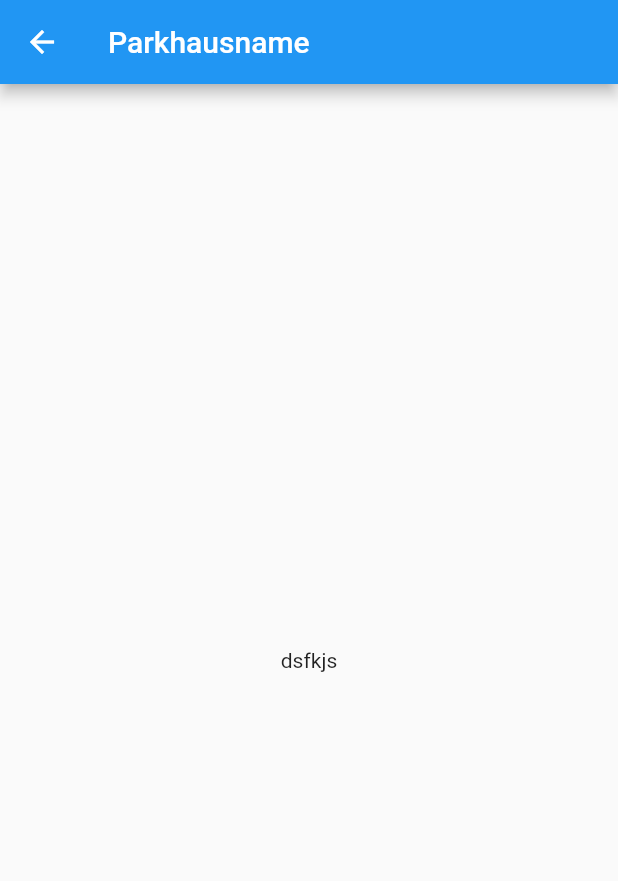
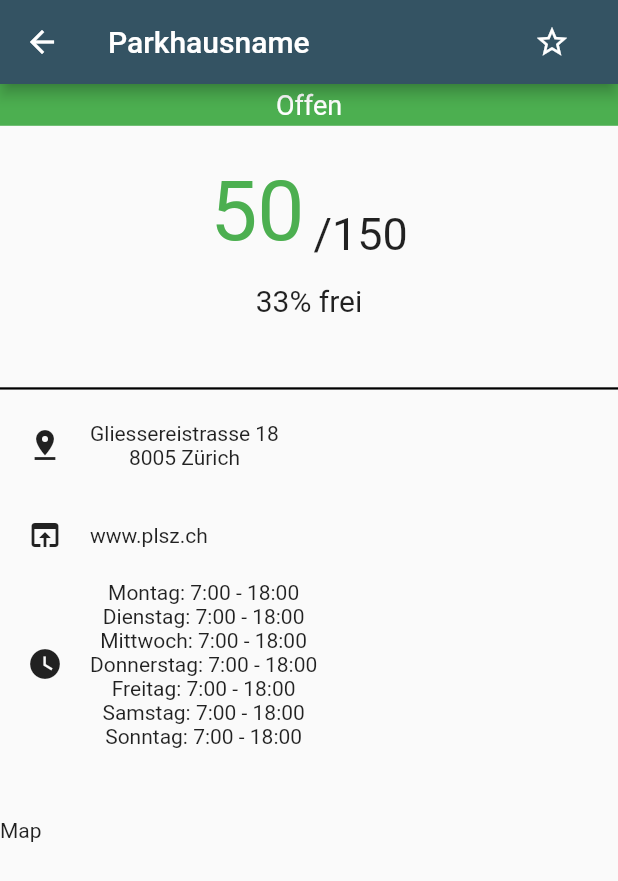
Before and after one commit to zperee/CarPar_app, a Flutter app: the screen it shows after launch, after a tap on "test", on a phone screen of 412 x 824 dp. Shown: the top 881 px of the screen. Run offline on Flutter 3.47's test engine with Material 2 defaults, Android fonts, the phone set to English and light mode, and no system bars.

Commit message:
started implementing parking detail page

```diff
--- a/lib/main.dart
+++ b/lib/main.dart
@@ -11,10 +11,30 @@ class CarParApp extends StatelessWidget {
     return MaterialApp(
       title: 'CarPar',
       theme: ThemeData(
-        primarySwatch: Colors.blue,
+        primarySwatch: createMaterialColor(Color(0xff345363)),
         visualDensity: VisualDensity.adaptivePlatformDensity,
       ),
       home: TabsView(),
     );
   }
+
+  MaterialColor createMaterialColor(Color color) {
+    List strengths = <double>[.05];
+    Map swatch = <int, Color>{};
+    final int r = color.red, g = color.green, b = color.blue;
+
+    for (int i = 1; i < 10; i++) {
+      strengths.add(0.1 * i);
+    }
+    strengths.forEach((strength) {
+      final double ds = 0.5 - strength;
+      swatch[(strength * 1000).round()] = Color.fromRGBO(
+        r + ((ds < 0 ? r : (255 - r)) * ds).round(),
+        g + ((ds < 0 ? g : (255 - g)) * ds).round(),
+        b + ((ds < 0 ? b : (255 - b)) * ds).round(),
+        1,
+      );
+    });
+    return MaterialColor(color.value, swatch);
+  }
 }
--- a/lib/page/ParkingDetailView.dart
+++ b/lib/page/ParkingDetailView.dart
@@ -11,9 +11,112 @@ class ParkingDetailView extends StatelessWidget {
     return Scaffold(
       appBar: AppBar(
         title: Text("Parkhausname"),
+        actions: [
+          FlatButton(
+            textColor: Colors.white,
+            onPressed: () {},
+            child: Icon(Icons.star_border),
+            shape: CircleBorder(side: BorderSide(color: Colors.transparent)),
+          )
+        ],
       ),
-      body: Center(
-        child: Text("dsfkjs"),
+      body: Column(
+        crossAxisAlignment: CrossAxisAlignment.stretch,
+        children: [
+          Expanded(
+            flex: 1,
+            child: Container(
+              color: Colors.green,
+              child: Center(
+                  child: Text("Offen",
+                      style: (TextStyle(fontSize: 18, color: Colors.white)))),
+            ),
+          ),
+          Expanded(
+            flex: 6,
+            child: Container(
+              child: Column(
+                mainAxisAlignment: MainAxisAlignment.center,
+                children: [
+                  Row(
+                    children: [
+                      Spacer(),
+                      Text("50",
+                          style:
+                              (TextStyle(fontSize: 56, color: Colors.green))),
+                      Padding(
+                        padding: const EdgeInsets.only(left: 6.0, top: 30.0),
+                        child: Text("/150", style: (TextStyle(fontSize: 30))),
+                      ),
+                      Spacer()
+                    ],
+                  ),
+                  Padding(
+                    padding: const EdgeInsets.all(15.0),
+                    child: Text("33% frei", style: TextStyle(fontSize: 20)),
+                  )
+                ],
+              ),
+            ),
+          ),
+          Divider(color: Colors.black, thickness: 1.5),
+          Expanded(
+            flex: 10,
+            child: Container(
+              child: Column(
+                children: [
+                  Row(
+                    children: [
+                      Padding(
+                        padding: const EdgeInsets.all(18.0),
+                        child: Icon(Icons.pin_drop),
+                      ),
+                      Column(
+                        children: [
+                          Text("Gliessereistrasse 18"),
+                          Text("8005 Zürich"),
+                        ],
+                      ),
+                    ],
+                  ),
+                  Row(
+                    children: [
+                      Padding(
+                        padding: const EdgeInsets.all(18.0),
+                        child: Icon(Icons.open_in_browser),
+                      ),
+                      Column(
+                        children: [
+                          Text("www.plsz.ch"),
+                        ],
+                      ),
+                    ],
+                  ),
+                  Row(
+                    children: [
+                      Padding(
+                        padding: const EdgeInsets.all(18.0),
+                        child: Icon(Icons.watch_later),
+                      ),
+                      Column(
+                        children: [
+                          Text("Montag: 7:00 - 18:00"),
+                          Text("Dienstag: 7:00 - 18:00"),
+                          Text("Mittwoch: 7:00 - 18:00"),
+                          Text("Donnerstag: 7:00 - 18:00"),
+                          Text("Freitag: 7:00 - 18:00"),
+                          Text("Samstag: 7:00 - 18:00"),
+                          Text("Sonntag: 7:00 - 18:00"),
+                        ],
+                      ),
+                    ],
+                  ),
+                ],
+              ),
+            ),
+          ),
+          Expanded(flex: 10, child: Text("Map"))
+        ],
       ),
     );
   }
```
